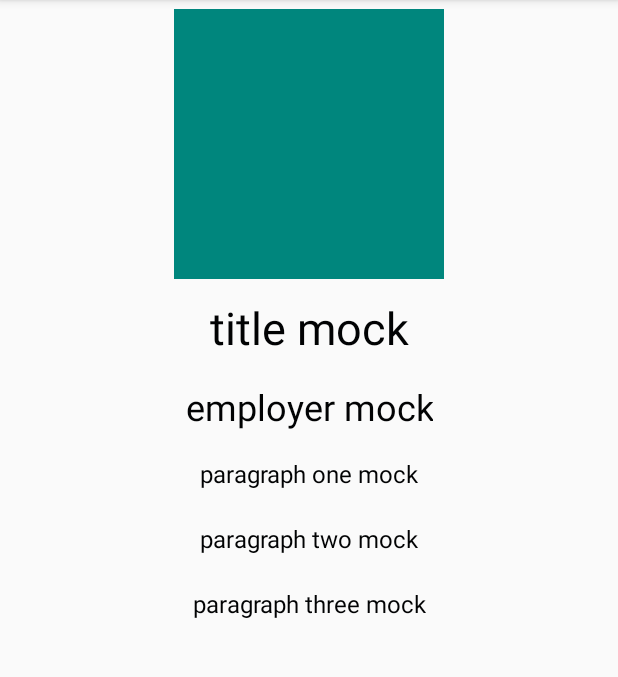
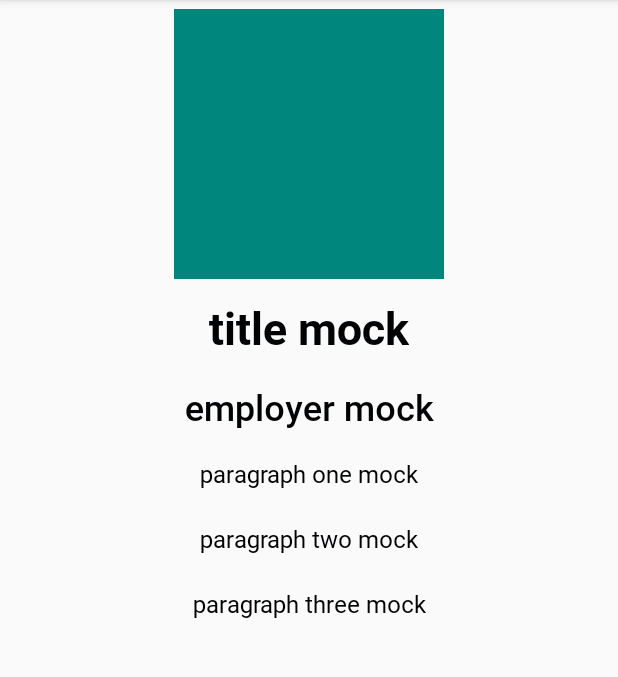
Before and after one commit to Tomroke/CV_-_Cover_Letter, an Android app: the CVDetailsFragment screen opened through its navigation route, on a phone screen of 412 x 824 dp, the part 84-761 px from its top. Run offline under Robolectric (Android 15) with nearby library versions, the light colour scheme and no system bars; our stand-ins replace data binding, navigation-ui.

Commit message:
Made custom styles for the various types of texts and updated the ViewModels a bit.

```diff
--- a/app/build.gradle
+++ b/app/build.gradle
@@ -1,6 +1,7 @@
 apply plugin: 'com.android.application'
 apply plugin: 'kotlin-android'
 apply plugin: 'kotlin-android-extensions'
+apply plugin: 'kotlin-kapt'
 
 android {
     compileSdkVersion 29
--- a/app/src/main/java/com/example/cvpersonalletter/ui/cv/viewmodel/CVDetailsViewModel.kt
+++ b/app/src/main/java/com/example/cvpersonalletter/ui/cv/viewmodel/CVDetailsViewModel.kt
@@ -1,10 +1,19 @@
 package com.example.cvpersonalletter.ui.cv.viewmodel
 
 import androidx.lifecycle.LiveData
+import androidx.lifecycle.MutableLiveData
 import androidx.lifecycle.ViewModel
 import com.example.cvpersonalletter.data.Work
 
 class CVDetailsViewModel : ViewModel() {
-    val work = Work()
+    private var _work = MutableLiveData<Work>()
+
+    val work: LiveData<Work>
+        get() = _work
+
+    //TODO REMOVE MOCK DATA
+    init {
+        _work = MutableLiveData(Work())
+    }
 
 }
--- a/app/src/main/java/com/example/cvpersonalletter/ui/cv/viewmodel/CVViewModel.kt
+++ b/app/src/main/java/com/example/cvpersonalletter/ui/cv/viewmodel/CVViewModel.kt
@@ -12,9 +12,17 @@ class CVViewModel : ViewModel() {
     private val _cvPhone = MutableLiveData("070 336 71 90")
     private val _cvEmail = MutableLiveData("j.t.i@hotmail.se")
 
-    val cvName: LiveData<String> = _cvName
-    val cvAddress: LiveData<String> = _cvAddress
-    val cvPhone: LiveData<String> = _cvPhone
-    val cvEmail: LiveData<String> = _cvEmail
+    val cvName: LiveData<String>
+        get() = _cvName
+
+    val cvAddress: LiveData<String>
+        get() = _cvAddress
+
+    val cvPhone: LiveData<String>
+        get() = _cvPhone
+
+    val cvEmail: LiveData<String>
+        get() = _cvEmail
+
 
 }
--- a/app/src/main/res/layout/cv_detailed_fragment.xml
+++ b/app/src/main/res/layout/cv_detailed_fragment.xml
@@ -34,10 +34,7 @@
             android:layout_height="wrap_content"
             tools:text="TITLE"
             android:text="@{viewModel.work.title}"
-            android:textSize="30sp"
-            android:textColor="@color/txt_black"
-            android:textAlignment="center"
-            android:gravity="center_horizontal"
+            style="@style/HeaderAlpha"
             android:layout_margin="4dp"
             android:padding="8dp"
             app:layout_constraintTop_toBottomOf="@+id/cv_detailed_image"
@@ -50,10 +47,7 @@
             android:layout_height="wrap_content"
             tools:text="EMPLOYER"
             android:text="@{viewModel.work.employer}"
-            android:textSize="24sp"
-            android:textColor="@color/txt_black"
-            android:textAlignment="center"
-            android:gravity="center_horizontal"
+            style="@style/HeaderBeta"
             android:layout_margin="4dp"
             android:padding="4dp"
             app:layout_constraintTop_toBottomOf="@+id/cv_detailed_title"
@@ -67,10 +61,7 @@
             android:layout_height="wrap_content"
             tools:text="PARA"
             android:text="@{viewModel.work.paraOne}"
-            android:textSize="16sp"
-            android:textColor="@color/txt_black"
-            android:textAlignment="center"
-            android:gravity="center_horizontal"
+            style="@style/ParaAlpha"
             android:layout_margin="5dp"
             android:padding="8dp"
             app:layout_constraintTop_toBottomOf="@+id/cv_detailed_employer"
@@ -84,10 +75,7 @@
             android:layout_height="wrap_content"
             tools:text="PARA"
             android:text="@{viewModel.work.paraTwo}"
-            android:textSize="16sp"
-            android:textColor="@color/txt_black"
-            android:textAlignment="center"
-            android:gravity="center_horizontal"
+            style="@style/ParaAlpha"
             android:layout_margin="5dp"
             android:padding="8dp"
             app:layout_constraintTop_toBottomOf="@+id/cv_first_para"
@@ -101,10 +89,7 @@
             android:layout_height="wrap_content"
             tools:text="PARA"
             android:text="@{viewModel.work.paraThree}"
-            android:textSize="16sp"
-            android:textColor="@color/txt_black"
-            android:textAlignment="center"
-            android:gravity="center_horizontal"
+            style="@style/ParaAlpha"
             android:layout_margin="5dp"
             android:padding="8dp"
             app:layout_constraintTop_toBottomOf="@+id/cv_second_para"
--- a/app/src/main/res/values/styles.xml
+++ b/app/src/main/res/values/styles.xml
@@ -1,4 +1,4 @@
-<resources>
+<resources xmlns:tools="http://schemas.android.com/tools">
     <!-- Base application theme. -->
     <style name="AppTheme" parent="Theme.AppCompat.Light.DarkActionBar">
         <!-- Customize your theme here. -->
@@ -6,4 +6,47 @@
         <item name="colorPrimaryDark">@color/colorPrimaryDark</item>
         <item name="colorAccent">@color/colorPrimaryLight</item>
     </style>
+
+    <style name="HeaderAlpha" parent="Widget.AppCompat.TextView">
+        <item name="android:fontFamily">@font/roboto_bold</item>
+        <item name="android:textSize">30sp</item>
+        <item name="android:textColor">@color/txt_black</item>
+        <item name="android:textAlignment" tools:targetApi="jelly_bean_mr1">center</item>
+        <item name="android:gravity">center_horizontal</item>
+    </style>
+
+    <style name="HeaderBeta" parent="Widget.AppCompat.TextView">
+        <item name="android:fontFamily">@font/roboto_medium</item>
+        <item name="android:textSize">24sp</item>
+        <item name="android:textColor">@color/txt_black</item>
+        <item name="android:textAlignment" tools:targetApi="jelly_bean_mr1">center</item>
+        <item name="android:gravity">center_horizontal</item>
+    </style>
+
+    <style name="HeaderOmega" parent="Widget.AppCompat.TextView">
+        <item name="android:fontFamily">@font/roboto_light</item>
+        <item name="android:textSize">16sp</item>
+        <item name="android:textColor">@color/txt_black</item>
+        <item name="android:textAlignment" tools:targetApi="jelly_bean_mr1">center</item>
+        <item name="android:gravity">center_horizontal</item>
+        <item name="android:textStyle">bold</item>
+    </style>
+
+    <style name="ParaAlpha" parent="Widget.AppCompat.TextView">
+        <item name="android:fontFamily">@font/roboto_regular</item>
+        <item name="android:textSize">16sp</item>
+        <item name="android:textColor">@color/txt_black</item>
+        <item name="android:textAlignment" tools:targetApi="jelly_bean_mr1">center</item>
+        <item name="android:gravity">center_horizontal</item>
+    </style>
+
+    <style name="ImportantFillerTxt" parent="Widget.AppCompat.TextView">
+        <item name="android:fontFamily">@font/roboto_regular</item>
+        <item name="android:textSize">12sp</item>
+        <item name="android:textColor">@color/txt_black</item>
+        <item name="android:textAlignment" tools:targetApi="jelly_bean_mr1">center</item>
+        <item name="android:gravity">center_horizontal</item>
+        <item name="android:textStyle">bold</item>
+    </style>
+
 </resources>
```
Also changed, not shown: app/src/main/res/layout/cv_recylcer_item.xml (+6 -9 lines), app/src/main/res/layout/fragment_cv.xml (+16 -20 lines).
